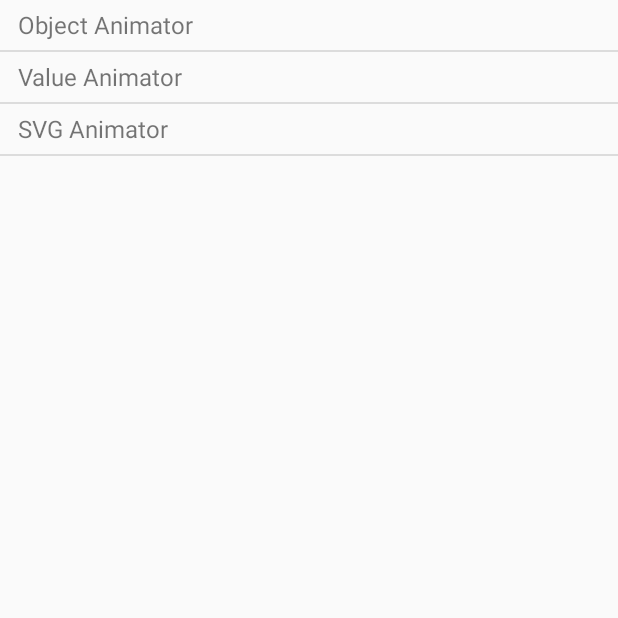
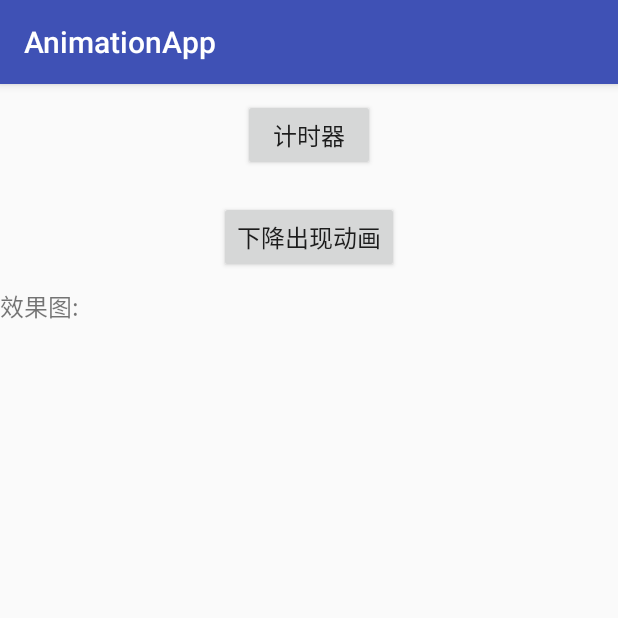
Before and after one commit to pxhbb1224/AnimationApp, an Android app: the PropertyAnimActivity screen opened directly, with no data from a screen before it, after a tap on "Value Animator", on a phone screen of 412 x 824 dp, the top half of it. Run offline under Robolectric (Android 15) with nearby library versions, the phone set to English and light mode, and no system bars.

Commit message:
MOD 结束~

```diff
--- a/app/src/main/AndroidManifest.xml
+++ b/app/src/main/AndroidManifest.xml
@@ -22,6 +22,7 @@
     <activity android:name=".activity.PropertyAnimActivity" />
     <activity android:name=".activity.ObjectAnimActivity" />
     <activity android:name=".activity.SVGAnimActivity" />
+    <activity android:name=".activity.ValueAnimActivity" />
   </application>
 
 </manifest>
--- a/app/src/main/java/com/example/huangwei/animationapp/activity/PropertyAnimActivity.java
+++ b/app/src/main/java/com/example/huangwei/animationapp/activity/PropertyAnimActivity.java
@@ -18,24 +18,26 @@ public class PropertyAnimActivity extends ListActivity {
   final int ITEM_OBJECT_ANIMATOR = 0;
   final int ITEM_VALUE_ANIMATOR = 1;
   final int ITEM_SVG_ANIMATOR = 2;
+
   @Override
   protected void onCreate(@Nullable Bundle savedInstanceState) {
     super.onCreate(savedInstanceState);
     String[] items = getResources().getStringArray(R.array.property_animation_items);
-    ArrayAdapter<String> adapter = new ArrayAdapter<>(this,R.layout.layout_string_list_item,items);
+    ArrayAdapter<String> adapter = new ArrayAdapter<>(this, R.layout.layout_string_list_item, items);
     setListAdapter(adapter);
   }
 
   @Override
   protected void onListItemClick(ListView l, View v, int position, long id) {
-    switch (position){
+    switch (position) {
       case ITEM_OBJECT_ANIMATOR:
-        startActivity(new Intent(this,ObjectAnimActivity.class));
+        startActivity(new Intent(this, ObjectAnimActivity.class));
         break;
       case ITEM_VALUE_ANIMATOR:
+        startActivity(new Intent(this, ValueAnimActivity.class));
         break;
       case ITEM_SVG_ANIMATOR:
-        startActivity(new Intent(this,SVGAnimActivity.class));
+        startActivity(new Intent(this, SVGAnimActivity.class));
         break;
       default:
         break;
--- a/app/src/main/java/com/example/huangwei/animationapp/activity/SVGAnimActivity.java
+++ b/app/src/main/java/com/example/huangwei/animationapp/activity/SVGAnimActivity.java
@@ -50,7 +50,10 @@ public class SVGAnimActivity extends AppCompatActivity implements View.OnClickLi
     setImageAnim(R.drawable.animated_vector_drawable_line_anim);
     startAnim();
   }
-  private void clickPathAnim(){}
+  private void clickPathAnim(){
+    setImageAnim(R.drawable.animated_vector_drawable_path_anim);
+    startAnim();
+  }
   private void clickThreeBallAnim(){
     setImageAnim(R.drawable.animated_vector_drawable_three_ball);
     startAnim();
--- a/app/src/main/res/drawable/vector_drawable_three_ball.xml
+++ b/app/src/main/res/drawable/vector_drawable_three_ball.xml
@@ -44,3 +44,6 @@
     </group>
   </group>
 </vector>
+    <!--  这里有两个“系统”group 第一个是太阳系统 ，里面有一个地球系统，
+    然后在animatorVectorDrawable 中给这两个系统加入各自的旋转动画，这样就能体现
+    三球仪 ，注意 如果单独只有一个圆的话，旋转是没效果的，所以最后的月亮不需要加旋转效果-->
--- a/app/src/main/res/layout/activity_svg_anim.xml
+++ b/app/src/main/res/layout/activity_svg_anim.xml
@@ -35,6 +35,6 @@
       android:layout_height="wrap_content"
       android:visibility="gone"
       tools:visibility="visible"
-      tools:src="@drawable/animated_vector_drawable_line_anim"
+      tools:src="@drawable/vector_drawable_path_anim"
       />
 </LinearLayout>
--- /dev/null
+++ b/app/src/main/res/layout/activity_value_animation.xml
@@ -0,0 +1,65 @@
+<?xml version="1.0" encoding="utf-8"?>
+<LinearLayout
+    xmlns:android="http://schemas.android.com/apk/res/android"
+    xmlns:tools="http://schemas.android.com/tools"
+    android:orientation="vertical"
+    android:layout_width="match_parent"
+    android:layout_height="match_parent"
+    >
+  <Button
+      android:id="@+id/btn_value_timer"
+      style="@style/LinearLayout.SingleButton"
+      android:text="@string/btn_text_timer"
+      />
+  <Button
+      android:id="@+id/btn_value_drop_down"
+      style="@style/LinearLayout.SingleButton"
+      android:text="@string/btn_text_drop_down"
+      />
+  <Button
+      android:id="@+id/btn_value_show"
+      android:layout_width="wrap_content"
+      android:layout_height="wrap_content"
+      android:visibility="gone"
+      android:text="@string/btn_text_show"
+      android:layout_gravity="center_horizontal"
+      tools:visibility="visible"
+      />
+  <Space
+      android:layout_width="match_parent"
+      android:layout_height="wrap_content"
+      />
+  <TextView
+      android:layout_width="wrap_content"
+      android:layout_height="wrap_content"
+      android:text="@string/anim_svg_static_tips"
+      />
+  <FrameLayout
+      android:layout_width="match_parent"
+      android:layout_height="wrap_content"
+      android:minHeight="@dimen/default_svg_height"
+      >
+    <ImageView
+        android:id="@+id/image_show"
+        android:layout_width="match_parent"
+        android:layout_height="wrap_content"
+        android:visibility="gone"
+        android:contentDescription="@null"
+        />
+    <TextView
+        android:id="@+id/text_show"
+        android:layout_width="wrap_content"
+        android:layout_height="wrap_content"
+        android:layout_gravity="center"
+        android:visibility="gone"
+        android:textSize="30sp"
+        android:textColor="@android:color/secondary_text_dark"
+        tools:text="haha"
+        tools:visibility="visible"
+
+        />
+  </FrameLayout>
+
+
+
+</LinearLayout>
--- a/app/src/main/res/values/strings.xml
+++ b/app/src/main/res/values/strings.xml
@@ -25,4 +25,9 @@
   <string name="anim_svg_three_ball">三球仪</string>
   <string name="anim_svg_path">轨迹动画</string>
   <string name="anim_svg_static_tips">效果图:</string>
+
+  <string name="btn_text_timer">计时器</string>
+  <string name="btn_text_yuan">¥%1$d</string>
+  <string name="btn_text_drop_down">下降出现动画</string>
+  <string name="btn_text_show">暂时只是显示</string>
 </resources>
```
Also changed, not shown: app/src/main/java/com/example/huangwei/animationapp/activity/ValueAnimActivity.java (added, +135 -0 lines), app/src/main/res/animator/animator_svg_path_anim.xml (added, +10 -0 lines), app/src/main/res/drawable/animated_vector_drawable_path_anim.xml (added, +8 -0 lines), app/src/main/res/drawable/vector_drawable_path_anim.xml (added, +28 -0 lines).
